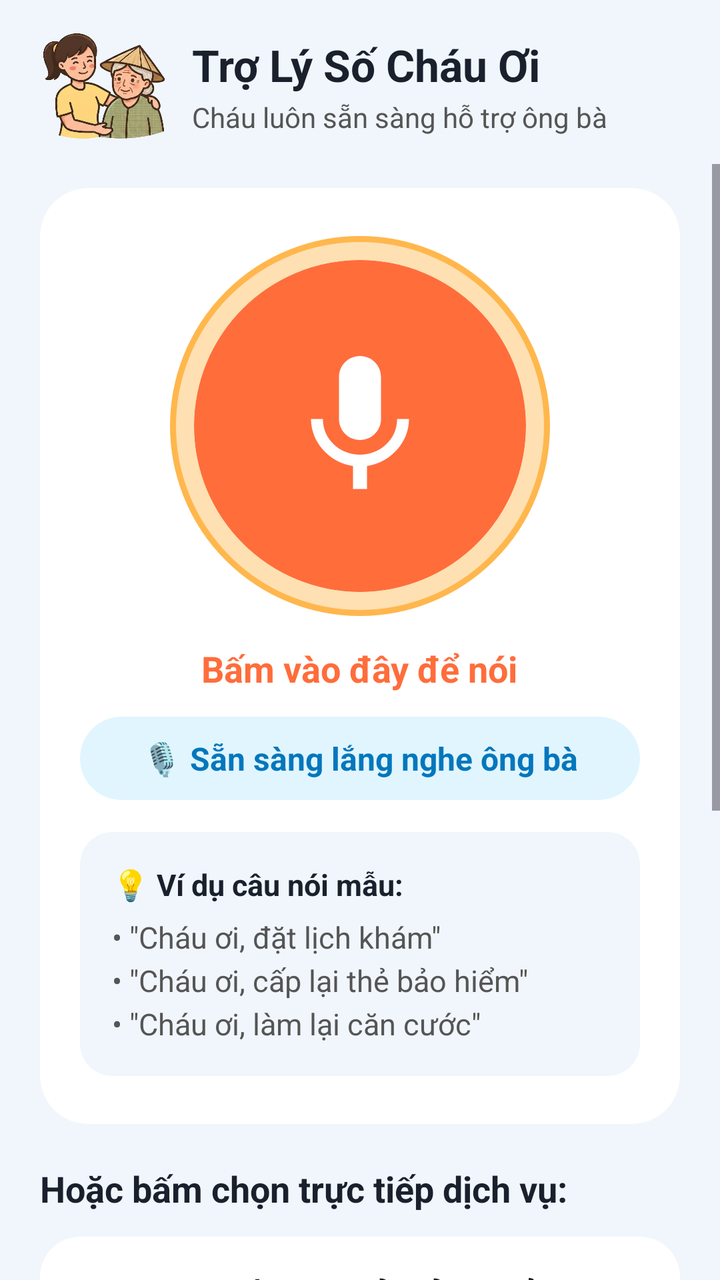
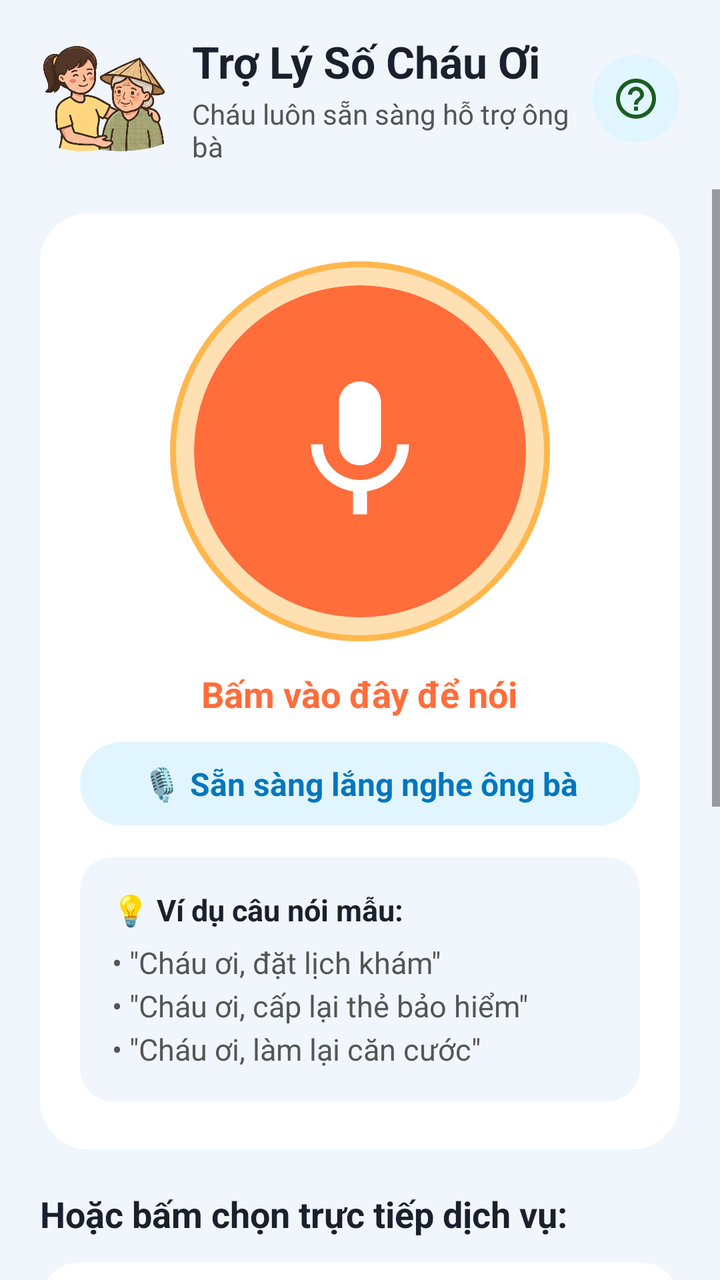

Compare the two renders of this Android layout. The source of the first and the diff that turns it into the second are given below.
<!-- AndroidManifest.xml: application theme Theme.ChauOi -->
<!-- res/layout/activity_main.xml -->
<?xml version="1.0" encoding="utf-8"?>
<androidx.constraintlayout.widget.ConstraintLayout xmlns:android="http://schemas.android.com/apk/res/android"
    xmlns:app="http://schemas.android.com/apk/res-auto"
    xmlns:tools="http://schemas.android.com/tools"
    android:id="@+id/main"
    android:layout_width="match_parent"
    android:layout_height="match_parent"
    android:background="@color/bg_app"
    tools:context=".MainActivity">

    
    <LinearLayout
        android:id="@+id/layoutTopHeader"
        android:layout_width="match_parent"
        android:layout_height="wrap_content"
        android:background="@color/bg_app"
        android:gravity="center_vertical"
        android:orientation="horizontal"
        android:paddingStart="20dp"
        android:paddingTop="16dp"
        android:paddingEnd="20dp"
        android:paddingBottom="12dp"
        app:layout_constraintEnd_toEndOf="parent"
        app:layout_constraintStart_toStartOf="parent"
        app:layout_constraintTop_toTopOf="parent">

        
        <ImageView
            android:layout_width="64dp"
            android:layout_height="54dp"
            android:contentDescription="Hình ảnh nhân vật Trợ lý Cháu Ơi hỗ trợ bà"
            android:scaleType="fitCenter"
            android:src="@drawable/ic_app_logo_transparent" />

        <LinearLayout
            android:layout_width="0dp"
            android:layout_height="wrap_content"
            android:layout_marginStart="12dp"
            android:layout_weight="1"
            android:orientation="vertical">

            <TextView
                android:id="@+id/tvTitle"
                android:layout_width="wrap_content"
                android:layout_height="wrap_content"
                android:text="Trợ Lý Số Cháu Ơi"
                android:textColor="@color/text_primary"
                android:textSize="22sp"
                android:textStyle="bold" />

            <TextView
                android:id="@+id/tvSubtitle"
                android:layout_width="wrap_content"
                android:layout_height="wrap_content"
                android:layout_marginTop="2dp"
                android:text="Cháu luôn sẵn sàng hỗ trợ ông bà"
                android:textColor="@color/text_secondary"
                android:textSize="14sp" />
        </LinearLayout>
    </LinearLayout>

    <ScrollView
        android:layout_width="match_parent"
        android:layout_height="0dp"
        android:clipToPadding="false"
        android:fillViewport="true"
        android:paddingBottom="24dp"
        app:layout_constraintBottom_toBottomOf="parent"
        app:layout_constraintEnd_toEndOf="parent"
        app:layout_constraintStart_toStartOf="parent"
        app:layout_constraintTop_toBottomOf="@id/layoutTopHeader">

        <LinearLayout
            android:layout_width="match_parent"
            android:layout_height="wrap_content"
            android:orientation="vertical"
            android:paddingStart="20dp"
            android:paddingTop="12dp"
            android:paddingEnd="20dp"
            android:paddingBottom="20dp">

            
            <androidx.cardview.widget.CardView
                android:id="@+id/cardVoiceHero"
                android:layout_width="match_parent"
                android:layout_height="wrap_content"
                android:layout_marginBottom="20dp"
                app:cardBackgroundColor="@color/surface_card"
                app:cardCornerRadius="24dp"
                app:cardElevation="0dp">

                <LinearLayout
                    android:layout_width="match_parent"
                    android:layout_height="wrap_content"
                    android:gravity="center_horizontal"
                    android:orientation="vertical"
                    android:paddingStart="20dp"
                    android:paddingTop="24dp"
                    android:paddingEnd="20dp"
                    android:paddingBottom="24dp">

                    
                    <FrameLayout
                        android:id="@+id/frameMicWrapper"
                        android:layout_width="190dp"
                        android:layout_height="190dp"
                        android:background="@drawable/bg_mic_ripple"
                        android:padding="12dp">

                        
                        <androidx.cardview.widget.CardView
                            android:id="@+id/btnMicro"
                            android:layout_width="166dp"
                            android:layout_height="166dp"
                            android:layout_gravity="center"
                            android:clickable="true"
                            android:focusable="true"
                            android:foreground="?android:attr/selectableItemBackground"
                            app:cardBackgroundColor="@color/accent_mic_idle"
                            app:cardCornerRadius="83dp"
                            app:cardElevation="0dp">

                            <ImageView
                                android:id="@+id/imgMicIcon"
                                android:layout_width="84dp"
                                android:layout_height="84dp"
                                android:layout_gravity="center"
                                android:contentDescription="Nút micro nói chuyện với cháu"
                                android:src="@drawable/ic_mic_large"
                                app:tint="@color/white" />
                        </androidx.cardview.widget.CardView>
                    </FrameLayout>

                    
                    <TextView
                        android:id="@+id/tvMicActionHint"
                        android:layout_width="wrap_content"
                        android:layout_height="wrap_content"
                        android:layout_marginTop="14dp"
                        android:text="Bấm vào đây để nói"
                        android:textAllCaps="false"
                        android:textColor="@color/accent_mic_idle"
                        android:textSize="18sp"
                        android:textStyle="bold" />

                    
                    <TextView
                        android:id="@+id/tvStatus"
                        android:layout_width="match_parent"
                        android:layout_height="wrap_content"
                        android:layout_marginTop="12dp"
                        android:background="@drawable/bg_status_pill_ready"
                        android:gravity="center"
                        android:lineSpacingExtra="4dp"
                        android:paddingStart="16dp"
                        android:paddingTop="10dp"
                        android:paddingEnd="16dp"
                        android:paddingBottom="10dp"
                        android:text="🎙️ Sẵn sàng lắng nghe ông bà"
                        android:textColor="@color/status_ready_text"
                        android:textSize="16sp"
                        android:textStyle="bold" />

                    
                    <androidx.cardview.widget.CardView
                        android:layout_width="match_parent"
                        android:layout_height="wrap_content"
                        android:layout_marginTop="16dp"
                        app:cardBackgroundColor="@color/bg_app"
                        app:cardCornerRadius="16dp"
                        app:cardElevation="0dp">

                        <LinearLayout
                            android:layout_width="match_parent"
                            android:layout_height="wrap_content"
                            android:orientation="vertical"
                            android:padding="16dp">

                            <TextView
                                android:layout_width="wrap_content"
                                android:layout_height="wrap_content"
                                android:text="💡 Ví dụ câu nói mẫu:"
                                android:textColor="@color/text_primary"
                                android:textSize="15sp"
                                android:textStyle="bold" />

                            <TextView
                                android:layout_width="wrap_content"
                                android:layout_height="wrap_content"
                                android:layout_marginTop="6dp"
                                android:lineSpacingExtra="4dp"
                                android:text="• &quot;Cháu ơi, đặt lịch khám&quot;\n• &quot;Cháu ơi, cấp lại thẻ bảo hiểm&quot;\n• &quot;Cháu ơi, làm lại căn cước&quot;"
                                android:textColor="@color/text_secondary"
                                android:textSize="15sp" />
                        </LinearLayout>
                    </androidx.cardview.widget.CardView>

                </LinearLayout>
            </androidx.cardview.widget.CardView>

            
            <TextView
                android:layout_width="wrap_content"
                android:layout_height="wrap_content"
                android:layout_marginBottom="12dp"
                android:text="Hoặc bấm chọn trực tiếp dịch vụ:"
                android:textColor="@color/text_primary"
                android:textSize="18sp"
                android:textStyle="bold" />

            
            <androidx.cardview.widget.CardView
                android:id="@+id/cardVssID"
                android:layout_width="match_parent"
                android:layout_height="wrap_content"
                android:layout_marginBottom="12dp"
                android:clickable="true"
                android:focusable="true"
                android:foreground="?android:attr/selectableItemBackground"
                app:cardBackgroundColor="@color/surface_card"
                app:cardCornerRadius="20dp"
                app:cardElevation="0dp">

                <LinearLayout
                    android:layout_width="match_parent"
                    android:layout_height="wrap_content"
                    android:gravity="center_vertical"
                    android:minHeight="80dp"
                    android:orientation="horizontal"
                    android:padding="16dp">

                    
                    <androidx.cardview.widget.CardView
                        android:layout_width="56dp"
                        android:layout_height="56dp"
                        app:cardBackgroundColor="@android:color/transparent"
                        app:cardCornerRadius="14dp"
                        app:cardElevation="0dp">

                        <ImageView
                            android:layout_width="match_parent"
                            android:layout_height="match_parent"
                            android:contentDescription="Logo chính thức VssID BHXH Việt Nam"
                            android:scaleType="fitCenter"
                            android:src="@drawable/ic_vssid_real_logo" />
                    </androidx.cardview.widget.CardView>

                    <LinearLayout
                        android:layout_width="0dp"
                        android:layout_height="wrap_content"
                        android:layout_marginStart="14dp"
                        android:layout_marginEnd="8dp"
                        android:layout_weight="1"
                        android:orientation="vertical">

                        <TextView
                            android:layout_width="wrap_content"
                            android:layout_height="wrap_content"
                            android:text="Cấp lại thẻ Bảo Hiểm Y Tế"
                            android:textColor="@color/text_primary"
                            android:textSize="19sp"
                            android:textStyle="bold" />

                        <TextView
                            android:layout_width="wrap_content"
                            android:layout_height="wrap_content"
                            android:layout_marginTop="2dp"
                            android:text="Ứng dụng VssID - BHXH Việt Nam"
                            android:textColor="@color/text_secondary"
                            android:textSize="14sp" />
                    </LinearLayout>

                    <ImageView
                        android:layout_width="28dp"
                        android:layout_height="28dp"
                        android:contentDescription="Mở dịch vụ"
                        android:src="@drawable/ic_chevron_right" />
                </LinearLayout>

                <Button
                    android:id="@+id/btnOpenVssID"
                    android:layout_width="match_parent"
                    android:layout_height="match_parent"
                    android:background="@android:color/transparent"
                    android:visibility="gone" />
            </androidx.cardview.widget.CardView>

            
            <androidx.cardview.widget.CardView
                android:id="@+id/cardVNeID"
                android:layout_width="match_parent"
                android:layout_height="wrap_content"
                android:layout_marginBottom="12dp"
                android:clickable="true"
                android:focusable="true"
                android:foreground="?android:attr/selectableItemBackground"
                app:cardBackgroundColor="@color/surface_card"
                app:cardCornerRadius="20dp"
                app:cardElevation="0dp">

                <LinearLayout
                    android:layout_width="match_parent"
                    android:layout_height="wrap_content"
                    android:gravity="center_vertical"
                    android:minHeight="80dp"
                    android:orientation="horizontal"
                    android:padding="16dp">

                    
                    <androidx.cardview.widget.CardView
                        android:layout_width="56dp"
                        android:layout_height="56dp"
                        app:cardBackgroundColor="@android:color/transparent"
                        app:cardCornerRadius="14dp"
                        app:cardElevation="0dp">

                        <ImageView
                            android:layout_width="match_parent"
                            android:layout_height="match_parent"
                            android:contentDescription="Logo chính thức VNeID Bộ Công An"
                            android:scaleType="fitCenter"
                            android:src="@drawable/ic_vneid_real_logo" />
                    </androidx.cardview.widget.CardView>

                    <LinearLayout
                        android:layout_width="0dp"
                        android:layout_height="wrap_content"
                        android:layout_marginStart="14dp"
                        android:layout_marginEnd="8dp"
                        android:layout_weight="1"
                        android:orientation="vertical">

                        <TextView
                            android:layout_width="wrap_content"
                            android:layout_height="wrap_content"
                            android:text="Làm lại thẻ Căn Cước"
                            android:textColor="@color/text_primary"
                            android:textSize="19sp"
                            android:textStyle="bold" />

                        <TextView
                            android:layout_width="wrap_content"
                            android:layout_height="wrap_content"
                            android:layout_marginTop="2dp"
                            android:text="Ứng dụng VNeID - Bộ Công An"
                            android:textColor="@color/text_secondary"
                            android:textSize="14sp" />
                    </LinearLayout>

                    <ImageView
                        android:layout_width="28dp"
                        android:layout_height="28dp"
                        android:contentDescription="Mở dịch vụ"
                        android:src="@drawable/ic_chevron_right" />
                </LinearLayout>

                <Button
                    android:id="@+id/btnOpenVNeID"
                    android:layout_width="match_parent"
                    android:layout_height="match_parent"
                    android:background="@android:color/transparent"
                    android:visibility="gone" />
            </androidx.cardview.widget.CardView>

            
            <androidx.cardview.widget.CardView
                android:id="@+id/cardYouMed"
                android:layout_width="match_parent"
                android:layout_height="wrap_content"
                android:layout_marginBottom="16dp"
                android:clickable="true"
                android:focusable="true"
                android:foreground="?android:attr/selectableItemBackground"
                app:cardBackgroundColor="@color/surface_card"
                app:cardCornerRadius="20dp"
                app:cardElevation="0dp">

                <LinearLayout
                    android:layout_width="match_parent"
                    android:layout_height="wrap_content"
                    android:gravity="center_vertical"
                    android:minHeight="80dp"
                    android:orientation="horizontal"
                    android:padding="16dp">

                    
                    <androidx.cardview.widget.CardView
                        android:layout_width="56dp"
                        android:layout_height="56dp"
                        app:cardBackgroundColor="@android:color/transparent"
                        app:cardCornerRadius="14dp"
                        app:cardElevation="0dp">

                        <ImageView
                            android:layout_width="match_parent"
                            android:layout_height="match_parent"
                            android:contentDescription="Logo chính thức YouMed Đặt lịch khám"
                            android:scaleType="fitCenter"
                            android:src="@drawable/ic_youmed_real_logo" />
                    </androidx.cardview.widget.CardView>

                    <LinearLayout
                        android:layout_width="0dp"
                        android:layout_height="wrap_content"
                        android:layout_marginStart="14dp"
                        android:layout_marginEnd="8dp"
                        android:layout_weight="1"
                        android:orientation="vertical">

                        <TextView
                            android:layout_width="wrap_content"
                            android:layout_height="wrap_content"
                            android:text="Đặt lịch khám bệnh"
                            android:textColor="@color/text_primary"
                            android:textSize="19sp"
                            android:textStyle="bold" />

                        <TextView
                            android:layout_width="wrap_content"
                            android:layout_height="wrap_content"
                            android:layout_marginTop="2dp"
                            android:text="Ứng dụng YouMed - Đặt lịch khám"
                            android:textColor="@color/text_secondary"
                            android:textSize="14sp" />
                    </LinearLayout>

                    <ImageView
                        android:layout_width="28dp"
                        android:layout_height="28dp"
                        android:contentDescription="Mở dịch vụ"
                        android:src="@drawable/ic_chevron_right" />
                </LinearLayout>

                <Button
                    android:id="@+id/btnOpenYouMed"
                    android:layout_width="match_parent"
                    android:layout_height="match_parent"
                    android:background="@android:color/transparent"
                    android:visibility="gone" />
            </androidx.cardview.widget.CardView>

            <TextView
                android:layout_width="match_parent"
                android:layout_height="wrap_content"
                android:gravity="center"
                android:text="🛡️ Ứng dụng Hỗ Trợ Dịch Vụ Số Cho Người Cao Tuổi"
                android:textColor="@color/text_muted"
                android:textSize="13sp" />

        </LinearLayout>
    </ScrollView>

</androidx.constraintlayout.widget.ConstraintLayout>
<!-- resources referenced by this layout -->
<resources>
  <color name="accent_mic_idle">#FF6D3B</color>
  <color name="bg_app">#F0F6FC</color>
  <color name="status_ready_text">#0277BD</color>
  <color name="surface_card">#FFFFFF</color>
  <color name="text_muted">#78909C</color>
  <color name="text_primary">#1A202C</color>
  <color name="text_secondary">#555555</color>
  <color name="white">#FFFFFFFF</color>
  <!-- drawable bg_mic_ripple (drawable) -->
  <?xml version="1.0" encoding="utf-8"?>
  <shape xmlns:android="http://schemas.android.com/apk/res/android"
      android:shape="oval">
      <solid android:color="#FFE0B2" />
      <stroke
          android:width="3dp"
          android:color="#FFB74D" />
  </shape>
  <!-- drawable bg_status_pill_ready (drawable) -->
  <?xml version="1.0" encoding="utf-8"?>
  <shape xmlns:android="http://schemas.android.com/apk/res/android"
      android:shape="rectangle">
      <corners android:radius="24dp" />
      <solid android:color="@color/status_ready_bg" />
      <padding
          android:left="16dp"
          android:top="8dp"
          android:right="16dp"
          android:bottom="8dp" />
  </shape>
  <!-- drawable ic_app_logo_transparent: png bitmap (drawable, 380312 bytes) -->
  <!-- drawable ic_chevron_right (drawable) -->
  <vector xmlns:android="http://schemas.android.com/apk/res/android"
      android:width="28dp"
      android:height="28dp"
      android:viewportWidth="24"
      android:viewportHeight="24">
      <path
          android:fillColor="#718096"
          android:pathData="M10,6L8.59,7.41L13.17,12l-4.58,4.59L10,18l6,-6z"/>
  </vector>
  <!-- drawable ic_mic_large (drawable) -->
  <vector xmlns:android="http://schemas.android.com/apk/res/android"
      android:width="64dp"
      android:height="64dp"
      android:viewportWidth="24"
      android:viewportHeight="24">
      <path
          android:fillColor="#FFFFFF"
          android:pathData="M12,14c1.66,0 3,-1.34 3,-3V5c0,-1.66 -1.34,-3 -3,-3S9,3.34 9,5v6c0,1.66 1.34,3 3,3zM17.3,11c0,3 -2.54,5.1 -5.3,5.1S6.7,14 6.7,11H5c0,3.41 2.72,6.23 6,6.72V21h2v-3.28c3.28,-0.49 6,-3.31 6,-6.72h-1.7z"/>
  </vector>
  <!-- drawable ic_vneid_real_logo: png bitmap (drawable, 74288 bytes) -->
  <!-- drawable ic_vssid_real_logo: png bitmap (drawable, 119242 bytes) -->
  <!-- drawable ic_youmed_real_logo: png bitmap (drawable, 13129 bytes) -->
  <style name="Theme.ChauOi" parent="Base.Theme.ChauOi" />
  <color name="status_ready_bg">#E1F5FE</color>
  <style name="Base.Theme.ChauOi" parent="Theme.Material3.DayNight.NoActionBar">
          
          
      </style>
</resources>

<!-- the commit's change to res/layout/activity_main.xml (unified diff, before → after) -->
@@ -57,6 +57,26 @@
                 android:textColor="@color/text_secondary"
                 android:textSize="14sp" />
         </LinearLayout>
+
+        
+        <androidx.cardview.widget.CardView
+            android:id="@+id/btnTroGiup"
+            android:layout_width="44dp"
+            android:layout_height="44dp"
+            android:clickable="true"
+            android:focusable="true"
+            android:foreground="?android:attr/selectableItemBackground"
+            app:cardBackgroundColor="@color/status_ready_bg"
+            app:cardCornerRadius="22dp"
+            app:cardElevation="0dp">
+
+            <ImageView
+                android:layout_width="24dp"
+                android:layout_height="24dp"
+                android:layout_gravity="center"
+                android:contentDescription="Xem hướng dẫn sử dụng"
+                android:src="@drawable/ic_help_outline" />
+        </androidx.cardview.widget.CardView>
     </LinearLayout>
 
     <ScrollView
<!-- resource entries referenced after the edit -->
@@ -40,6 +40,16 @@
           android:fillColor="#718096"
           android:pathData="M10,6L8.59,7.41L13.17,12l-4.58,4.59L10,18l6,-6z"/>
   </vector>
+  <!-- drawable ic_help_outline (drawable) -->
+  <vector xmlns:android="http://schemas.android.com/apk/res/android"
+      android:width="28dp"
+      android:height="28dp"
+      android:viewportWidth="24"
+      android:viewportHeight="24">
+      <path
+          android:fillColor="#1B5E20"
+          android:pathData="M11,18h2v-2h-2v2zM12,2C6.48,2 2,6.48 2,12s4.48,10 10,10 10,-4.48 10,-10S17.52,2 12,2zM12,20c-4.41,0 -8,-3.59 -8,-8s3.59,-8 8,-8 8,3.59 8,8 -3.59,8 -8,8zM12,6c-2.21,0 -4,1.79 -4,4h2c0,-1.1 0.9,-2 2,-2s2,0.9 2,2c0,2 -3,1.75 -3,5h2c0,-2.25 3,-2.5 3,-5 0,-2.21 -1.79,-4 -4,-4z"/>
+  </vector>
   <!-- drawable ic_mic_large (drawable) -->
   <vector xmlns:android="http://schemas.android.com/apk/res/android"
       android:width="64dp"
